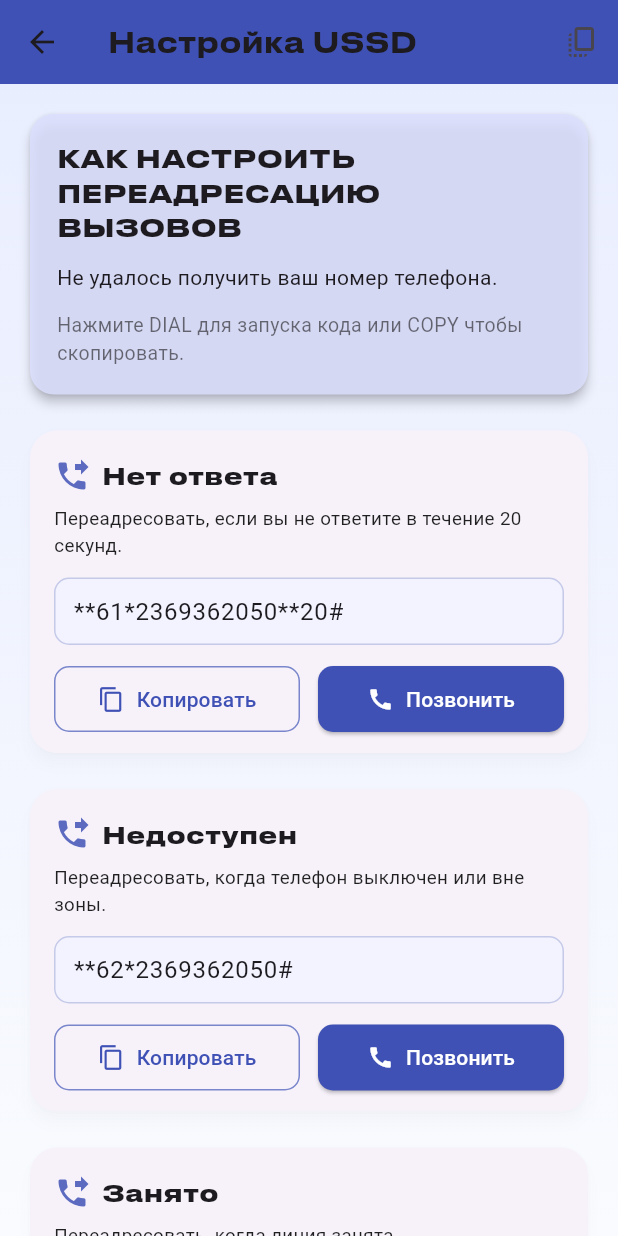
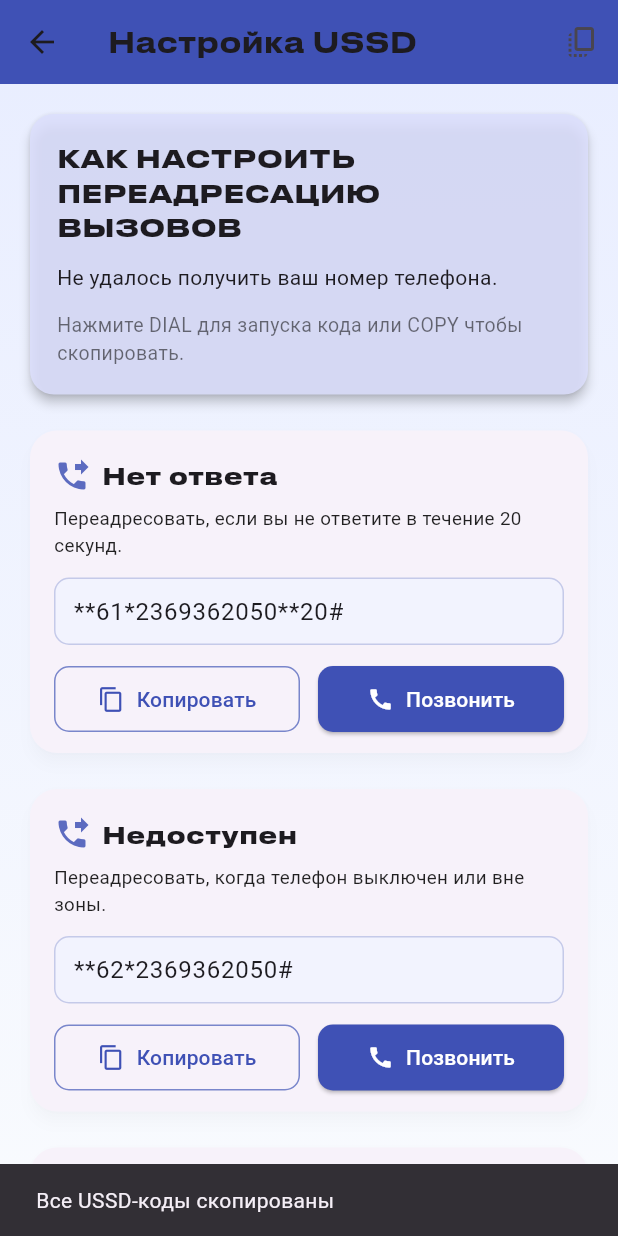
Before and after one commit to nickmatsnev/axilon-mini-m, a Flutter app: the UssdSetupPage screen opened by its route, after a tap on the "copy all" icon, on a phone screen of 412 x 824 dp. Run offline on Flutter 3.47's test engine with Material 3 defaults, Android fonts, the phone set to English and light mode, and no system bars; our stand-ins replace audioplayers, file_picker, firebase_core, firebase_messaging, fl_chart, flutter_animate and 11 more; missing offline and left inert: flutter_sound, phone_state; accounts and stored records are empty; Roboto replaces fonts that are missing (Nunito); project files that could hold a hidden picture were left out.

Commit message:
adds new ussd page & translastion

```diff
--- a/lib/pages/create_scenario_page.dart
+++ b/lib/pages/create_scenario_page.dart
@@ -137,7 +137,7 @@ class _CreateScenarioPageState extends State<CreateScenarioPage> {
                       controller: _nameController,
                       decoration: InputDecoration(
                         border: InputBorder.none,
-                        hintText: Text("Название"),
+                        hintText: "Название",
                       ),
                       validator: (v) => v == null || v.isEmpty ? t.t('Required') : null,
                     ),
@@ -174,7 +174,7 @@ class _CreateScenarioPageState extends State<CreateScenarioPage> {
                         controller: _promptController,
                         decoration: InputDecoration(
                           border: InputBorder.none,
-                          hintText: Text("Содержание(что скажет агент)"),
+                          hintText: "Содержание(что скажет агент)",
                         ),
                         validator: (v) => v == null || v.isEmpty ? t.t('Обязательное поле!') : null,
                       ),
--- a/lib/pages/main_page.dart
+++ b/lib/pages/main_page.dart
@@ -72,7 +72,7 @@ class _MainPageState extends State<MainPage> {
       if (user != null) {
         NotificationService().initialize(user['user_id']);
       }
-    };
+    });
   }
 
   Future<void> _fetchScenarios() async {
--- a/lib/pages/ussd_setup_page.dart
+++ b/lib/pages/ussd_setup_page.dart
@@ -1,4 +1,5 @@
 import 'package:flutter/material.dart';
+import 'package:flutter/services.dart';
 import 'package:provider/provider.dart';
 import 'package:url_launcher/url_launcher.dart';
 
@@ -38,7 +39,7 @@ class UssdSetupPage extends StatelessWidget {
               icon: const Icon(Icons.copy_all),
               onPressed: () async {
                 final actions =
-                UssdInfoData.fromPhone(phoneNumber).generateActions();
+                UssdInfoData(phoneNumber).generateActions();
                 final all = actions.map((a) => a.code).join('\n');
                 await copyToClipboard(context, all,
                     translationProvider.t('All USSD codes copied'));
```
